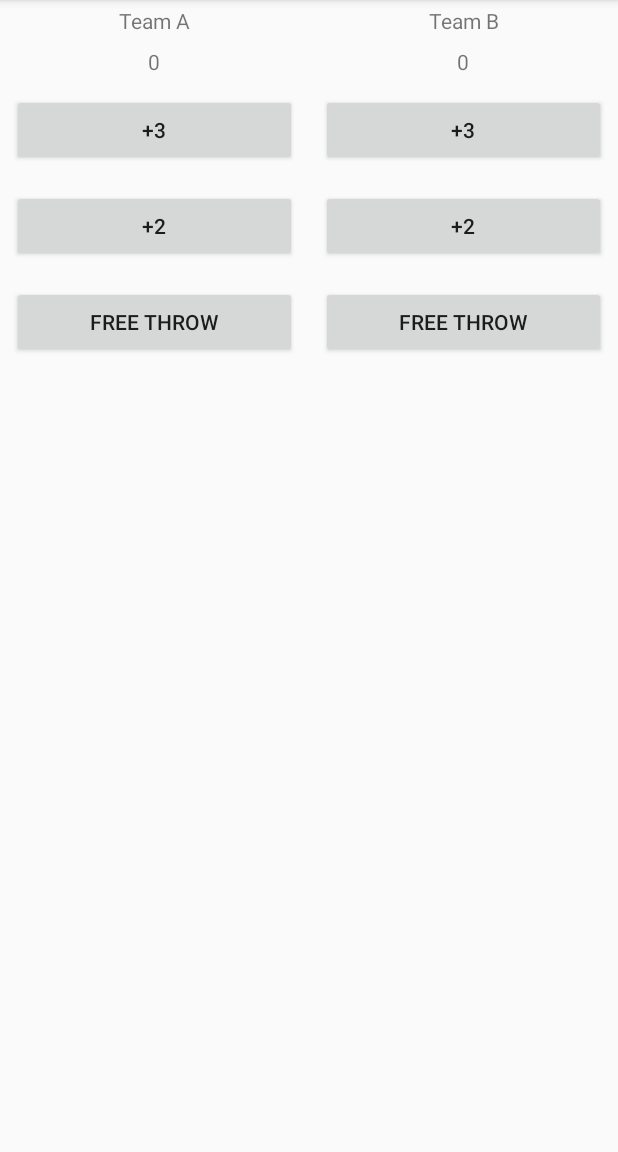
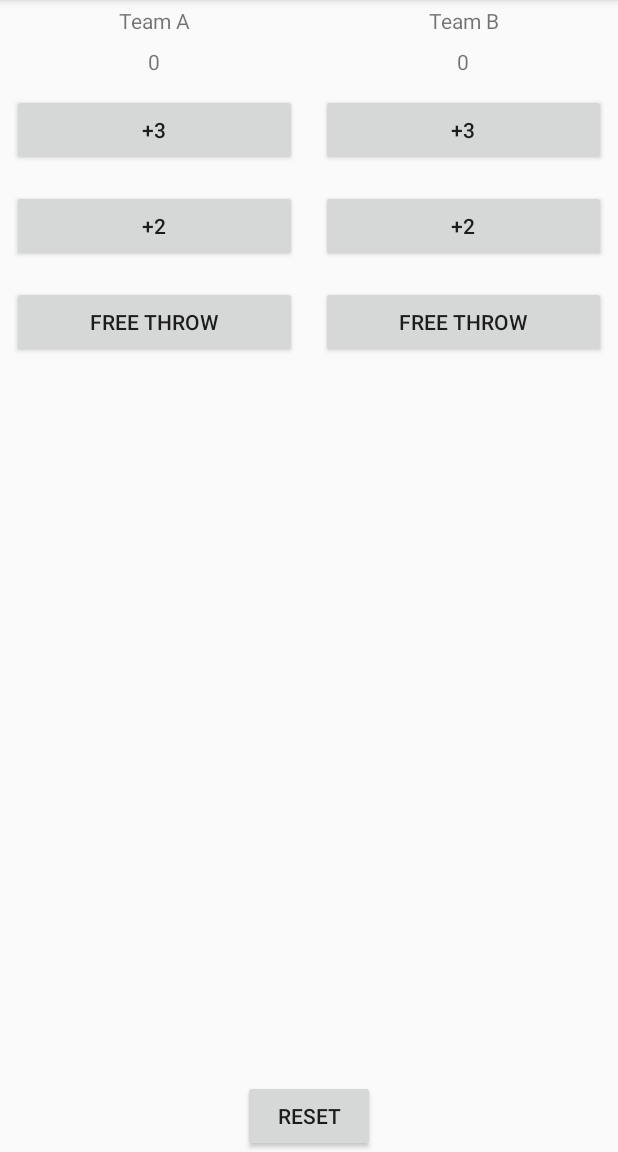
Before and after one commit to pengkunRu/Court-Counter, an Android app: the screen it shows after launch (MainActivity), on a phone screen of 412 x 824 dp, the part 84-1236 px from its top. Run offline under Robolectric (Android 15) with nearby library versions, the phone set to English and light mode, and no system bars.

Commit message:
1.07 Add the Reset Button

```diff
--- a/app/src/main/java/com/example/android/courtcounter/MainActivity.java
+++ b/app/src/main/java/com/example/android/courtcounter/MainActivity.java
@@ -65,6 +65,16 @@
     }
 
     /**
+     * the method is called when reset button is pressed
+     */
+    public void resetScore(View View){
+        scoreTeamA = 0;
+        scoreTeamB = 0;
+        displayForTeamA(scoreTeamA);
+        displayForTeamB(scoreTeamB);
+    }
+
+    /**
      * Display the given score for team A
      */
     private void displayForTeamA(int score){
--- a/app/src/main/res/layout/activity_main.xml
+++ b/app/src/main/res/layout/activity_main.xml
@@ -1,11 +1,15 @@
 <?xml version="1.0" encoding="utf-8"?>
-<LinearLayout xmlns:android="http://schemas.android.com/apk/res/android"
+<RelativeLayout xmlns:android="http://schemas.android.com/apk/res/android"
     xmlns:tools="http://schemas.android.com/tools"
     android:id="@+id/activity_main"
     android:layout_width="match_parent"
     android:layout_height="match_parent"
-    android:orientation="horizontal"
     tools:context="com.example.android.courtcounter.MainActivity">
+
+    <LinearLayout
+        android:layout_width="match_parent"
+        android:layout_height="wrap_content"
+        android:orientation="horizontal">
 
         <LinearLayout
             android:layout_width="0dp"
@@ -94,5 +98,14 @@
                 android:text="FREE THROW" />
 
         </LinearLayout>
+    </LinearLayout>
 
-</LinearLayout>
+    <Button
+        android:layout_width="wrap_content"
+        android:layout_height="wrap_content"
+        android:layout_alignParentBottom="true"
+        android:layout_centerHorizontal="true"
+        android:onClick="resetScore"
+        android:text="Reset" />
+
+</RelativeLayout>
```
Lines whose indentation alone changed are shown as unchanged.
